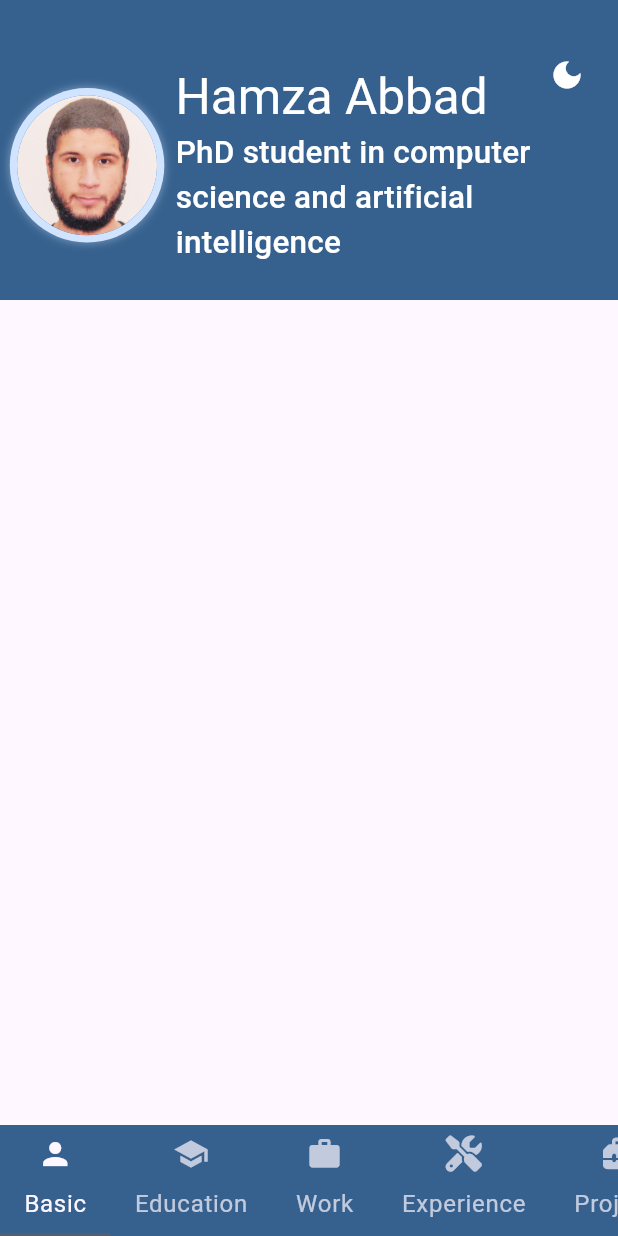
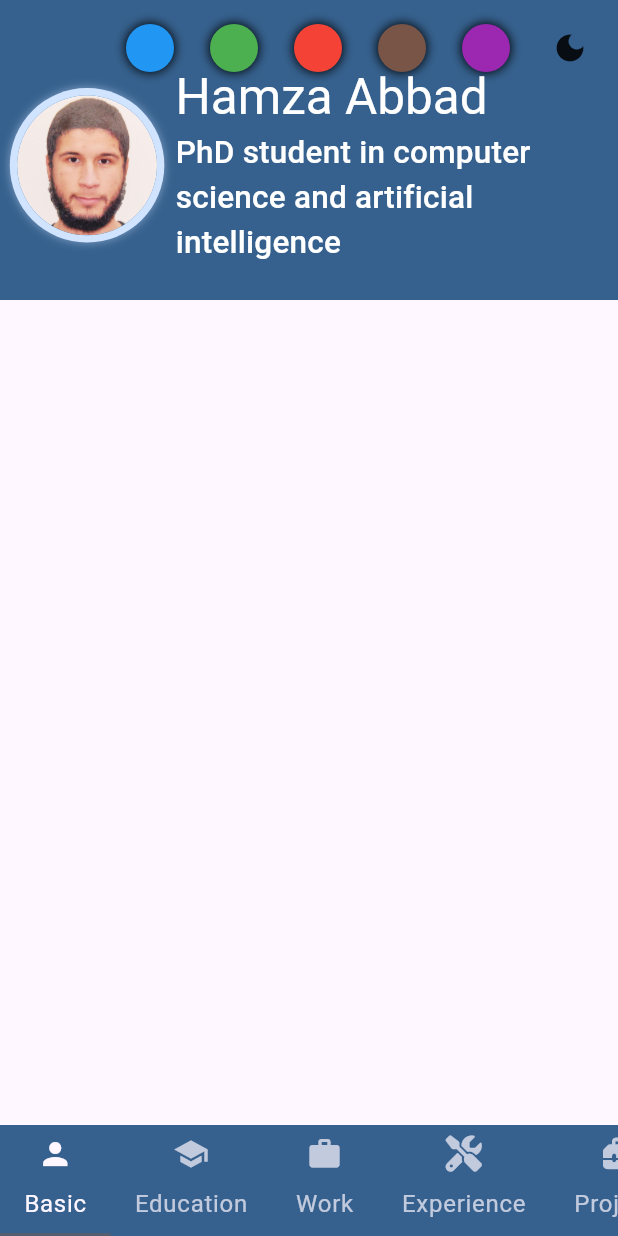
Before and after one commit to Hamza5/InteractiveCV, a Flutter app: the screen it shows after launch, on a phone screen of 412 x 824 dp. Run offline on Flutter 3.47's test engine with Material 3 defaults, Android fonts, the phone set to English and light mode, and no system bars; our stand-ins replace flutter_map, font_awesome_flutter, latlong2, step_progress_indicator, weather; missing offline and left inert: easy_image_viewer, flutter_map_cancellable_tile_provider, format, one_clock, time_machine.

Commit message:
Added theme color selection.

```diff
--- a/lib/main.dart
+++ b/lib/main.dart
@@ -12,6 +12,20 @@ void main() {
   runApp(const InteractiveCV());
 }
 
+class ThemeSettings {
+  static const List<Color> colors = [Colors.blue, Colors.green, Colors.red, Colors.brown, Colors.purple];
+  final int colorIndex;
+  final bool dark;
+
+  const ThemeSettings({required this.colorIndex, required this.dark});
+
+  Color get color => colors[colorIndex];
+  Brightness get brightness => dark ? Brightness.dark : Brightness.light;
+  ThemeMode get themeMode => dark ? ThemeMode.dark : ThemeMode.light;
+  ColorScheme get colorScheme => ColorScheme.fromSeed(seedColor: color, brightness: brightness);
+
+}
+
 class InteractiveCV extends StatelessWidget {
 
   const InteractiveCV({super.key});
@@ -19,25 +33,29 @@ class InteractiveCV extends StatelessWidget {
   @override
   Widget build(BuildContext context) {
     const useMaterial3 = false;
-    const seedColor = Colors.blue;
-    final lightTheme = ThemeData.light().copyWith(
-      colorScheme: ColorScheme.fromSeed(seedColor: seedColor, brightness: Brightness.light),
-      useMaterial3: useMaterial3,
+    final ValueNotifier<ThemeSettings> themeNotifier = ValueNotifier(
+      ThemeSettings(
+        colorIndex: 0, dark: MediaQuery.platformBrightnessOf(context) == Brightness.dark,
+      ),
     );
-    final ValueNotifier<bool> themeNotifier = ValueNotifier(MediaQuery.platformBrightnessOf(context) == Brightness.dark);
     return ValueListenableBuilder(
       valueListenable: themeNotifier,
-      builder: (context, value, child) {
+      builder: (context, settings, child) {
+        final lightThemeSettings = ThemeSettings(colorIndex: settings.colorIndex, dark: false);
+        final darkThemeSettings = ThemeSettings(colorIndex: settings.colorIndex, dark: true);
+        final lightTheme = ThemeData.light().copyWith(
+          colorScheme: lightThemeSettings.colorScheme,
+          useMaterial3: useMaterial3,
+        );
         return MaterialApp(
           title: 'Interactive CV',
           theme: lightTheme,
           darkTheme: ThemeData.dark().copyWith(
-            colorScheme: ColorScheme.fromSeed(seedColor: seedColor, brightness: Brightness.dark).copyWith(
-              shadow: Colors.white,
-            ),
+            colorScheme: darkThemeSettings.colorScheme.copyWith(shadow: Colors.white),
             useMaterial3: useMaterial3,
           ),
-          themeMode: value ? ThemeMode.dark : ThemeMode.light,
+          themeMode: settings.themeMode,
+          color: settings.color,
           home: Builder(
             builder: (context) {
               final theme = Theme.of(context);
@@ -79,7 +97,7 @@ class MainPage extends StatelessWidget {
     Icons.person, Icons.school, Icons.work, FontAwesomeIcons.screwdriverWrench, FontAwesomeIcons.toolbox,
   ];
   static const List<Widget> tabs = [BasicInfoView(), EducationView(), WorkView(), ExperienceView(), ProjectsView()];
-  final ValueNotifier<bool> themeNotifier;
+  final ValueNotifier<ThemeSettings> themeNotifier;
 
   const MainPage({super.key, required this.themeNotifier});
 
@@ -102,16 +120,11 @@ class MainPage extends StatelessWidget {
                     toolbarHeight: 100,
                     expandedHeight: 200,
                     forceElevated: innerBoxIsScrolled,
-                    actions: [
-                      Padding(
-                        padding: const EdgeInsetsDirectional.only(end: 10),
-                        child: IconButton(
-                          icon: Icon(themeNotifier.value ? Icons.light_mode : Icons.dark_mode),
-                          onPressed: () => themeNotifier.value = !themeNotifier.value,
-                        ),
-                      )
-                    ],
                     flexibleSpace: FlexibleSpaceBar(
+                      background: Container(
+                        alignment: AlignmentDirectional.topEnd,
+                        child: ColorSelection(themeNotifier: themeNotifier),
+                      ),
                       titlePadding: const EdgeInsetsDirectional.symmetric(vertical: 10),
                       title: LayoutBuilder(
                         builder: (context, constraints) {
@@ -198,3 +211,38 @@ class CirclePhoto extends StatelessWidget {
     );
   }
 }
+
+class ColorSelection extends StatelessWidget {
+  final ValueNotifier<ThemeSettings> themeNotifier;
+  const ColorSelection({super.key, required this.themeNotifier});
+
+  @override
+  Widget build(BuildContext context) {
+    return ButtonBar(
+      mainAxisSize: MainAxisSize.min,
+      children: [
+        for (var (index, color) in ThemeSettings.colors.indexed)
+          IconButton(
+            onPressed: () => themeNotifier.value = ThemeSettings(colorIndex: index, dark: themeNotifier.value.dark),
+            icon: DecoratedBox(
+              decoration: ShapeDecoration(
+                shape: const CircleBorder(),
+                shadows: [
+                  BoxShadow(color: Theme.of(context).colorScheme.shadow, blurRadius: 5, spreadRadius: 0.5),
+                ],
+              ),
+              child: CircleAvatar(backgroundColor: color),
+            ),
+          ),
+        IconButton(
+          icon: Icon(themeNotifier.value.dark ? Icons.light_mode : Icons.dark_mode),
+          onPressed: () {
+            themeNotifier.value = ThemeSettings(
+              colorIndex: themeNotifier.value.colorIndex, dark: !themeNotifier.value.dark,
+            );
+          },
+        )
+      ],
+    );
+  }
+}
--- a/pubspec.yaml
+++ b/pubspec.yaml
@@ -16,7 +16,7 @@ publish_to: 'none' # Remove this line if you wish to publish to pub.dev
 # https://developer.apple.com/library/archive/documentation/General/Reference/InfoPlistKeyReference/Articles/CoreFoundationKeys.html
 # In Windows, build-name is used as the major, minor, and patch parts
 # of the product and file versions while build-number is used as the build suffix.
-version: 0.0.22
+version: 0.0.23
 
 environment:
   sdk: '>=3.1.5 <4.0.0'
```
